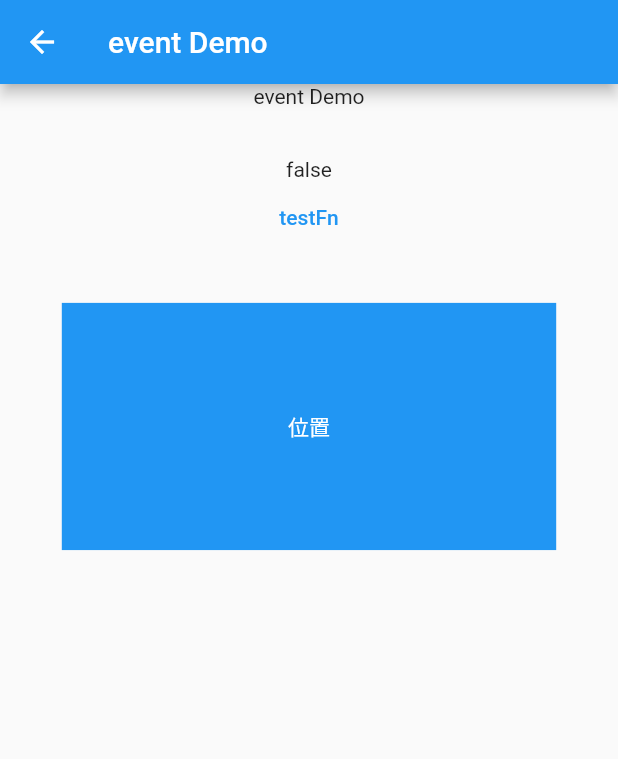
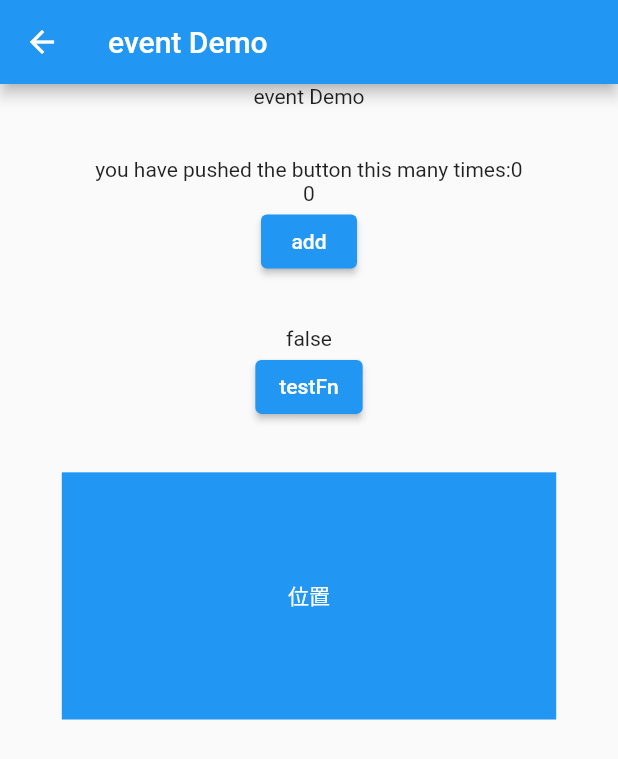
Before and after one commit to xiongben/flutterLearnDemo2, a Flutter app: the EventDemo screen opened by its route, on a phone screen of 412 x 824 dp. Shown: the top 759 px of the screen. Run offline on Flutter 3.47's test engine with Material 2 defaults, Android fonts, the phone set to English and light mode, and no system bars; our stand-ins replace flutter_screenutil.

Commit message:
[add] event demo

```diff
--- a/lib/EventDemo/index.dart
+++ b/lib/EventDemo/index.dart
@@ -15,6 +15,14 @@ class _EventDemoState extends State<EventDemo> {
 
   PointerEvent? _event;
   bool _testStatus = false;
+  int _counter = 0;
+  ValueNotifier<int> _notifier = ValueNotifier<int>(0);
+
+  void _incrementCounter() {
+    _counter++;
+    _notifier.value++;
+  }
+
 
   @override
   Widget build(BuildContext context) {
@@ -29,8 +37,22 @@ class _EventDemoState extends State<EventDemo> {
               children: [
                 Text("event Demo"),
                 SizedBox(height: 30.w,),
+                ValueListenableBuilder(
+                  valueListenable: _notifier,
+                  builder: (BuildContext context, int value, _) {
+                    return Container(
+                      child: Text('you have pushed the button this many times:$value'),
+                    );
+                  },
+                ),
+                Text(_counter.toString()),
+                ElevatedButton(
+                    onPressed: _incrementCounter,
+                    child: Text("add")
+                ),
+                SizedBox(height: 30.w,),
                 Text(_testStatus.toString()),
-                TextButton(
+                ElevatedButton(
                     onPressed: () {
                       print(_testStatus);
                       setState(() {
```
